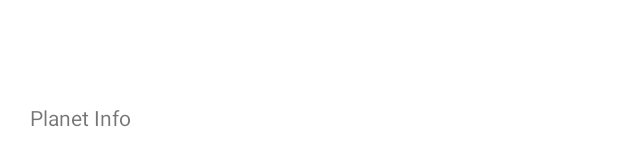
After one commit to AaronVX/BackSpace, an Android app: the layout activity_planet_info.xml on its own in the app's theme, with its tools: preview values and no code run, on a phone screen of 412 x 824 dp. The commit adds this screen. Shown: the part 500-666 px from the top of the screen. Run offline under Robolectric (Android 15) with nearby library versions, the phone set to English and light mode, and no system bars.

```diff
--- a/app/src/main/AndroidManifest.xml
+++ b/app/src/main/AndroidManifest.xml
@@ -12,8 +12,8 @@
         android:theme="@style/AppTheme"
         tools:ignore="GoogleAppIndexingWarning">
         <activity
-            android:name=".presentation.EarthInfo"
-            android:label="@string/title_activity_earth_info"
+            android:name=".presentation.PlanetInfo"
+            android:label="@string/title_activity_planet_info"
             android:theme="@style/AppTheme.NoActionBar"></activity>
         <activity
             android:name=".presentation.PlanetList"
--- a/app/src/main/java/com/group8/backspace/presentation/PlanetList.java
+++ b/app/src/main/java/com/group8/backspace/presentation/PlanetList.java
@@ -22,7 +22,7 @@ public class PlanetList extends AppCompatActivity {
 
     ListView simpleList;
     String Planet[] = {"Earth", "Venus", "Mars"};
-    String Description[] = {"A warm blue and green planet", "a hot hellhole filled with volcanoes and sulphuric acid", "A calm cold red planet covered in dust"};
+    String Description[] = {"A warm blue and green planet", "a hot hell hole filled with volcanoes and sulphuric acid", "A calm cold red planet covered in dust"};
     int Icons[] = {R.mipmap.ic_earth, R.mipmap.ic_venus, R.mipmap.ic_mars};
 
     @Override
@@ -31,9 +31,6 @@ public class PlanetList extends AppCompatActivity {
         setContentView(R.layout.activity_planet_list);
 
         simpleList = (ListView)findViewById(R.id.ListView);
-
-        //needs to make listview planet icons into buttons
-
         CustomAdapter customAdapter = new CustomAdapter(getApplicationContext(), Planet, Description, Icons);
         simpleList.setAdapter(customAdapter);
     }
--- /dev/null
+++ b/app/src/main/res/layout/activity_planet_info.xml
@@ -0,0 +1,26 @@
+<?xml version="1.0" encoding="utf-8"?>
+<TableLayout xmlns:android="http://schemas.android.com/apk/res/android"
+    xmlns:app="http://schemas.android.com/apk/res-auto"
+    android:layout_width="match_parent"
+    android:layout_height="match_parent"
+    android:gravity="center_vertical"
+    android:orientation="vertical"
+    android:background="@color/colorPrimary">
+
+
+    <TableRow
+        android:layout_width="match_parent"
+        android:layout_height="match_parent">
+
+
+        <TextView
+            android:id="@+id/planetinfo"
+            android:layout_width="wrap_content"
+            android:layout_height="wrap_content"
+            android:paddingVertical="20dp"
+            android:paddingHorizontal="20dp"
+            android:text="Planet Info"/>
+
+    </TableRow>
+
+</TableLayout>
--- a/app/src/main/res/values/strings.xml
+++ b/app/src/main/res/values/strings.xml
@@ -11,4 +11,5 @@
 
     <string name="fatalError">Fatal error</string>
     <string name="warning">Warning</string>
+    <string name="title_activity_planet_info">PlanetInfo</string>
 </resources>
```
Also changed, not shown: app/src/main/java/com/group8/backspace/presentation/CustomAdapter.java (+14 -2 lines), app/src/main/java/com/group8/backspace/presentation/EarthInfo.java (deleted, +0 -31 lines), app/src/main/java/com/group8/backspace/presentation/PlanetInfo.java (added, +27 -0 lines), app/src/main/res/layout/activity_earth_info.xml (deleted, +0 -33 lines), app/src/main/res/layout/content_earth_info.xml (deleted, +0 -11 lines).
